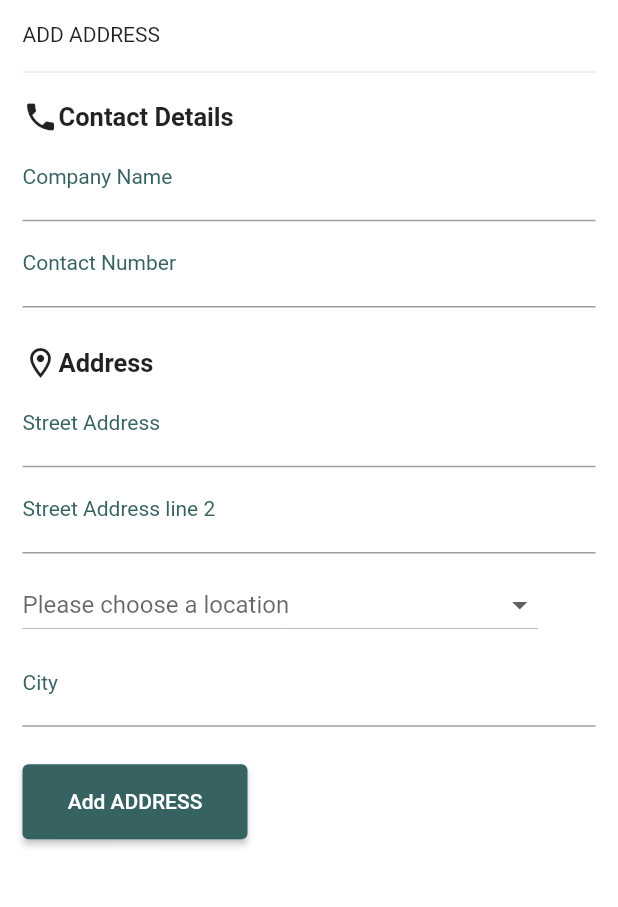
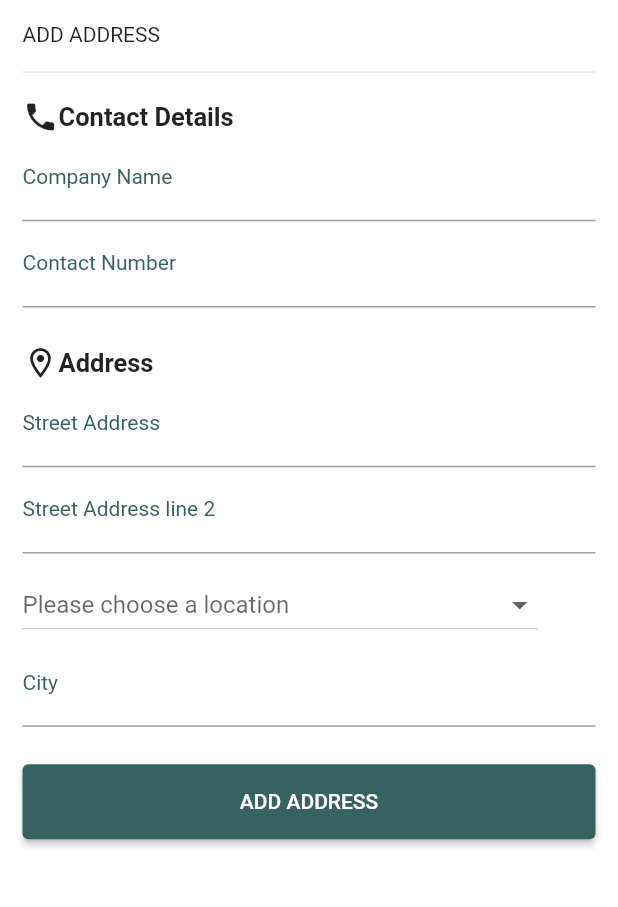
Before and after one commit to muhammedjanishca/delta, a Flutter app: the TextAddress screen opened directly, on a phone screen of 412 x 824 dp, the part 84-991 px from its top. Run offline on Flutter 3.47's test engine with Material 2 defaults, Android fonts, the phone set to English and light mode, and no system bars; our stand-ins replace badges, cloud_firestore, firebase_auth, firebase_core, flutter_spinkit, flutter_swiper_view and 6 more; missing offline and left inert: dart:html, flutter_carousel_slider, side_sheet, syncfusion_flutter_pdf, syncfusion_flutter_pdfviewer; accounts and stored records are empty; network calls fail; key blocks and very long unbroken strings in the code were emptied for the run.

Commit message:
web index html

```diff
--- a/lib/pages/address.dart/sideSheetAddress.dart
+++ b/lib/pages/address.dart/sideSheetAddress.dart
@@ -84,14 +84,15 @@ class _TextAddressState extends State<TextAddress> {
         body: LayoutBuilder(builder: (context, Constraints) {
           if (Constraints.maxWidth > 850) {
             return Center(
-              child: Form(
+              child:Form(
               key: _formKey,
               child: Container(
-                  width: MediaQuery.of(context).size.width / 2,
+                width: MediaQuery.of(context).size.width/2,
                 child: Padding(
                   padding: const EdgeInsets.only(left: 15, right: 15),
                   child: Column(
                     crossAxisAlignment: CrossAxisAlignment.start,
+                    // mainAxisAlignment: mai,
                     children: [
                       SizedBox(
                           height: 40,
@@ -105,7 +106,7 @@ class _TextAddressState extends State<TextAddress> {
                         children: [
                           Icon(Icons.phone),
                           Text(
-                              "CONTACT DETAILS",
+                            "Contact Details",
                             style: TextStyle(
                                 fontSize: 17, fontWeight: FontWeight.bold),
                           )
@@ -130,7 +131,7 @@ class _TextAddressState extends State<TextAddress> {
                         children: [
                           Icon(Icons.location_on_outlined),
                           Text(
-                              "ADDRES",
+                            "Address",
                             style: TextStyle(
                                 fontSize: 17, fontWeight: FontWeight.bold),
                           ),
@@ -181,6 +182,7 @@ class _TextAddressState extends State<TextAddress> {
                       Gap(25),
                       ElevatedButton(
                         onPressed: () async {
+                          if (_formKey.currentState!.validate()) {
                             Navigator.push(
                                 context,
                                 MaterialPageRoute(
@@ -196,7 +198,6 @@ class _TextAddressState extends State<TextAddress> {
                                 line2AddController.text;
                             addressDetails['City'] = cityController.text;
                             addressDetails['Location'] = selectedLocation;
-                            // addressDetails['phone'] = phoneController.text;
 
                             var details = await FirebaseFirestore.instance
                                 .collection("users")
@@ -210,27 +211,23 @@ class _TextAddressState extends State<TextAddress> {
                                 .collection('users')
                                 .doc(FirebaseAuth.instance.currentUser!.uid)
                                 .update({'address': fetchedAddressDetails});
-                                 Navigator.push(
-                                context,
-                                MaterialPageRoute(
-                                    builder: (context) => AddressShowPage()));
+                          }
                         },
                         child: Text(
-                            'Add ADDRESS',
+                          'ADD ADDRESS',
                           style: TextStyle(color: Colors.white),
                         ),
                         style: ButtonStyle(
                           backgroundColor: MaterialStateProperty.all(
                               const Color.fromARGB(255, 54, 98, 98)),
-                            minimumSize:
-                                MaterialStateProperty.all(Size(150, 50)),
+                          minimumSize: MaterialStateProperty.all(Size(1500, 50)),
                         ),
                       ),
                     ],
                   ),
                 ),
               ),
-              ),
+            )
             );
           } else {
             return Form(
@@ -362,13 +359,13 @@ class _TextAddressState extends State<TextAddress> {
                           }
                         },
                         child: Text(
-                          'Add ADDRESS',
+                          'ADD ADDRESS',
                           style: TextStyle(color: Colors.white),
                         ),
                         style: ButtonStyle(
                           backgroundColor: MaterialStateProperty.all(
                               const Color.fromARGB(255, 54, 98, 98)),
-                          minimumSize: MaterialStateProperty.all(Size(150, 50)),
+                          minimumSize: MaterialStateProperty.all(Size(500, 50)),
                         ),
                       ),
                     ],
--- a/lib/pages/another_pages/appbar_page.dart
+++ b/lib/pages/another_pages/appbar_page.dart
@@ -124,7 +124,7 @@ class DesktopAppBar extends StatelessWidget {
                       ),
                     ),
                     Text(
-                      "NATIONAL",
+                      "TRADING",
                       style: GoogleFonts.oswald(
                         textStyle: const TextStyle(
                           color: Color.fromARGB(255, 251, 236, 221),
--- a/lib/widgets/search_Bar.dart
+++ b/lib/widgets/search_Bar.dart
@@ -29,7 +29,6 @@ Widget searchBox(BuildContext context) {
                   color: Colors.black.withOpacity(0.5),
                   fontSize: 16,
                 ),
-                enabledBorder: OutlineInputBorder(),
                 border: InputBorder.none,
                 contentPadding:
                     const EdgeInsets.symmetric(vertical: 15, horizontal: 10),
```
Also changed, not shown: lib/pages/address.dart/addresShow.dart (+6 -12 lines), lib/pages/another_pages/quotationPage.dart (+5 -6 lines). Lines whose indentation alone changed are shown as unchanged.
